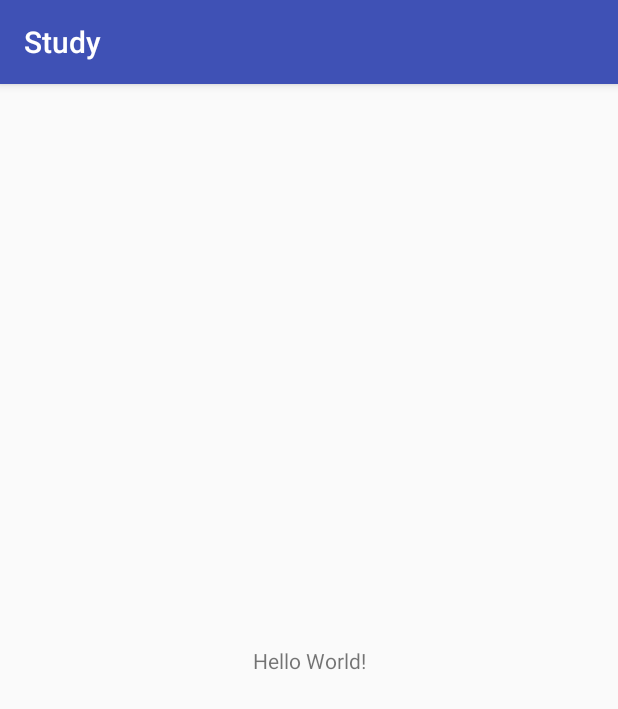
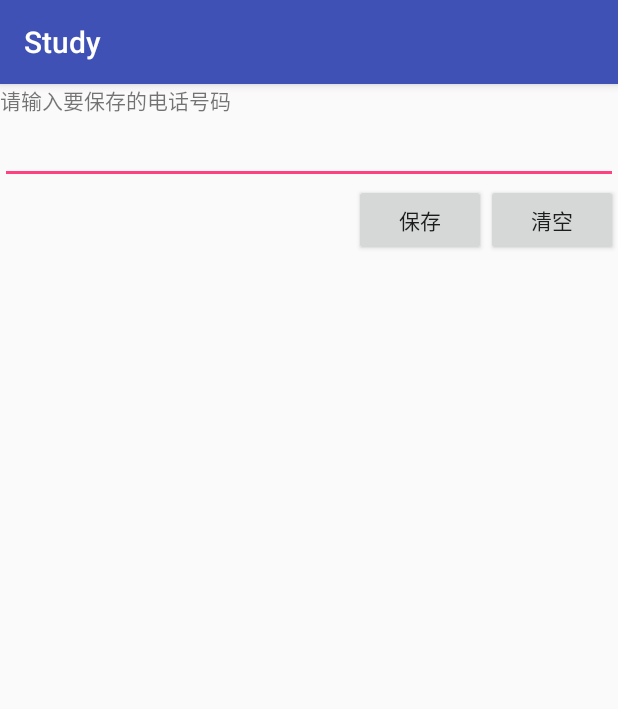
Before and after one commit to SCcurry/Study, an Android app: the screen it shows after launch (MainActivity), on a phone screen of 412 x 824 dp. Shown: the top 709 px of the screen. Run offline under Robolectric (Android 15) with nearby library versions, the phone set to English and light mode, and no system bars.

Commit message:
LinearLayout(线性布局)

```diff
--- a/app/src/main/AndroidManifest.xml
+++ b/app/src/main/AndroidManifest.xml
@@ -9,7 +9,9 @@
         android:roundIcon="@mipmap/ic_launcher_round"
         android:supportsRtl="true"
         android:theme="@style/AppTheme">
-        <activity android:name=".MainActivity">
+        <activity
+            android:name=".MainActivity">
+
             <intent-filter>
                 <action android:name="android.intent.action.MAIN" />
 
--- a/app/src/main/java/com/example/administrator/study/MainActivity.java
+++ b/app/src/main/java/com/example/administrator/study/MainActivity.java
@@ -1,5 +1,6 @@
 package com.example.administrator.study;
 
+import android.app.ActionBar;
 import android.support.v7.app.AppCompatActivity;
 import android.os.Bundle;
 
--- a/app/src/main/res/layout/activity_main.xml
+++ b/app/src/main/res/layout/activity_main.xml
@@ -1,18 +1,32 @@
-<?xml version="1.0" encoding="utf-8"?>
-<android.support.constraint.ConstraintLayout xmlns:android="http://schemas.android.com/apk/res/android"
-    xmlns:app="http://schemas.android.com/apk/res-auto"
+<LinearLayout xmlns:android="http://schemas.android.com/apk/res/android"
     xmlns:tools="http://schemas.android.com/tools"
-    android:layout_width="match_parent"
-    android:layout_height="match_parent"
-    tools:context="com.example.administrator.study.MainActivity">
+    android:id="@+id/LinearLayout1"
+    android:layout_width="fill_parent"
+    android:layout_height="fill_parent"
+    android:orientation="vertical"
+    tools:context=".MainActivity" >
 
     <TextView
         android:layout_width="wrap_content"
         android:layout_height="wrap_content"
-        android:text="Hello World!"
-        app:layout_constraintBottom_toBottomOf="parent"
-        app:layout_constraintLeft_toLeftOf="parent"
-        app:layout_constraintRight_toRightOf="parent"
-        app:layout_constraintTop_toTopOf="parent" />
+        android:text="请输入要保存的电话号码"/>
+    <EditText
+        android:layout_width="fill_parent"
+        android:layout_height="wrap_content"/>
+    <LinearLayout
+        android:layout_width="fill_parent"
+        android:layout_height="wrap_content"
+        android:orientation="horizontal"
+        android:gravity="right">
+        <Button
+            android:layout_width="wrap_content"
+            android:layout_height="wrap_content"
 
-</android.support.constraint.ConstraintLayout>
+            android:text="保存"/>
+        <Button
+            android:layout_width="wrap_content"
+            android:layout_height="wrap_content"
+
+            android:text="清空"/>
+    </LinearLayout>
+</LinearLayout>
```
